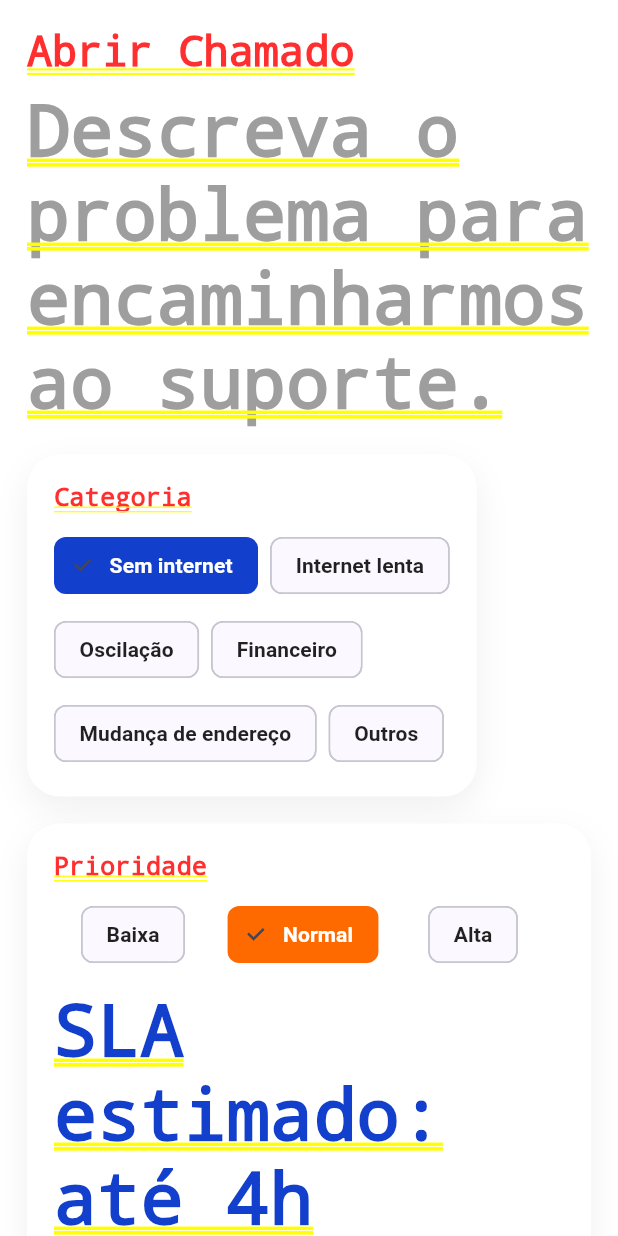
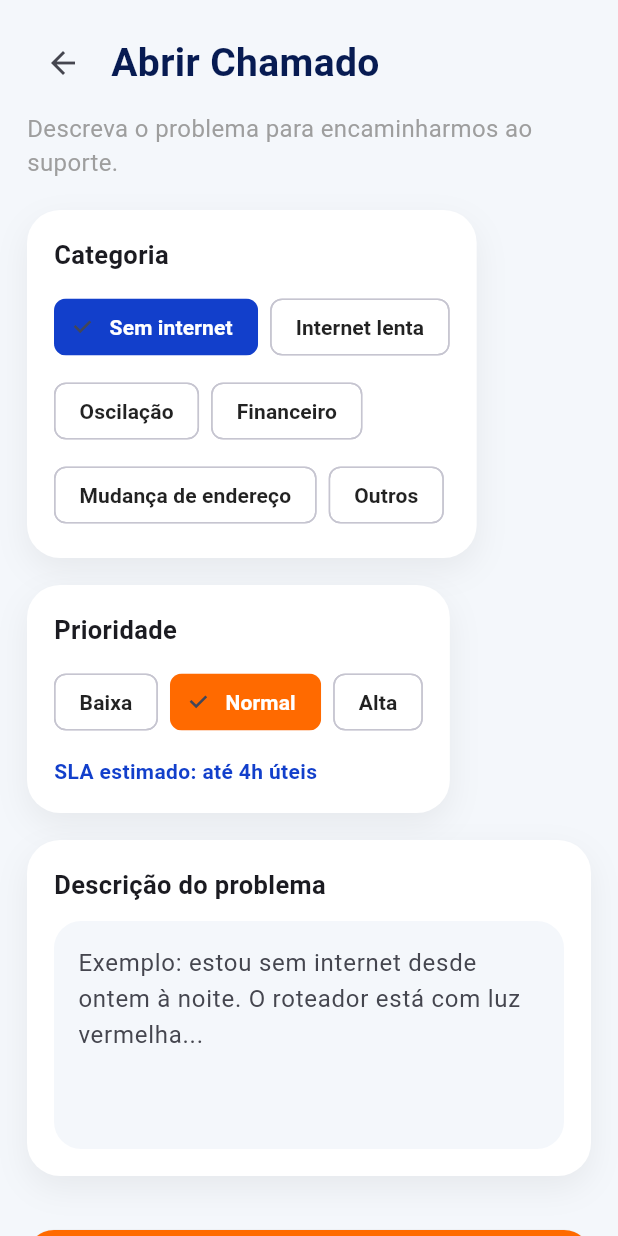
Before and after one commit to Cadinhohps/raio_fibra_app_v2, a Flutter app: the screen it shows after launch, item 3 of the bottom bar chosen, after a tap on "Abrir novo chamado", on a phone screen of 412 x 824 dp. Run offline on Flutter 3.47's test engine with Material 3 defaults, Android fonts, the phone set to English and light mode, and no system bars; Roboto replaces fonts that are missing (Arial).

Commit message:
Corrige tela Abrir Chamado com Scaffold

```diff
--- /dev/null
+++ b/lib/models/chamado_model.dart
@@ -0,0 +1,49 @@
+class ChamadoModel {
+  final String protocolo;
+  final String categoria;
+  final String descricao;
+  final String prioridade;
+  final String status;
+  final String sla;
+  final DateTime criadoEm;
+
+  const ChamadoModel({
+    required this.protocolo,
+    required this.categoria,
+    required this.descricao,
+    required this.prioridade,
+    required this.status,
+    required this.sla,
+    required this.criadoEm,
+  });
+
+  bool get estaAberto => status.toLowerCase() == 'aberto';
+
+  bool get estaEmAndamento => status.toLowerCase() == 'em andamento';
+
+  bool get estaResolvido => status.toLowerCase() == 'resolvido';
+
+  factory ChamadoModel.fromJson(Map<String, dynamic> json) {
+    return ChamadoModel(
+      protocolo: json['protocolo'] ?? '',
+      categoria: json['categoria'] ?? '',
+      descricao: json['descricao'] ?? '',
+      prioridade: json['prioridade'] ?? '',
+      status: json['status'] ?? '',
+      sla: json['sla'] ?? '',
+      criadoEm: DateTime.tryParse(json['criadoEm'] ?? '') ?? DateTime.now(),
+    );
+  }
+
+  Map<String, dynamic> toJson() {
+    return {
+      'protocolo': protocolo,
+      'categoria': categoria,
+      'descricao': descricao,
+      'prioridade': prioridade,
+      'status': status,
+      'sla': sla,
+      'criadoEm': criadoEm.toIso8601String(),
+    };
+  }
+}
--- a/lib/screens/abrir_chamado_page.dart
+++ b/lib/screens/abrir_chamado_page.dart
@@ -1,6 +1,7 @@
 import 'package:flutter/material.dart';
 import '../theme/app_theme.dart';
 import '../widgets/premium_card.dart';
+import '../models/chamado_model.dart';
 
 class AbrirChamadoPage extends StatefulWidget {
   const AbrirChamadoPage({super.key});
@@ -14,7 +15,7 @@ class _AbrirChamadoPageState extends State<AbrirChamadoPage> {
 
   String categoriaSelecionada = 'Sem internet';
   String prioridadeSelecionada = 'Normal';
-  bool chamadoAberto = false;
+  ChamadoModel? chamadoCriado;
 
   final List<String> categorias = [
     'Sem internet',
@@ -27,48 +28,88 @@ class _AbrirChamadoPageState extends State<AbrirChamadoPage> {
 
   final List<String> prioridades = ['Baixa', 'Normal', 'Alta'];
 
+  String getSlaText() {
+    if (prioridadeSelecionada == 'Alta') {
+      return 'até 2h úteis';
+    }
+
+    if (prioridadeSelecionada == 'Normal') {
+      return 'até 4h úteis';
+    }
+
+    return 'até 8h úteis';
+  }
+
   void abrirChamado() {
+    final novoChamado = ChamadoModel(
+      protocolo: '#RF1029',
+      categoria: categoriaSelecionada,
+      descricao: descricaoController.text.trim().isEmpty
+          ? 'Cliente não informou descrição.'
+          : descricaoController.text.trim(),
+      prioridade: prioridadeSelecionada,
+      status: 'Aberto',
+      sla: getSlaText(),
+      criadoEm: DateTime.now(),
+    );
+
     setState(() {
-      chamadoAberto = true;
+      chamadoCriado = novoChamado;
     });
 
     ScaffoldMessenger.of(context).showSnackBar(
-      const SnackBar(
-        content: Text('Chamado aberto com sucesso! Protocolo #RF1029'),
+      SnackBar(
+        content: Text('Chamado ${novoChamado.protocolo} aberto com sucesso!'),
         backgroundColor: AppColors.secondaryBlue,
       ),
     );
   }
 
-  String getSlaText() {
-    if (prioridadeSelecionada == 'Alta') {
-      return 'SLA estimado: até 2h úteis';
-    }
-
-    if (prioridadeSelecionada == 'Normal') {
-      return 'SLA estimado: até 4h úteis';
-    }
-
-    return 'SLA estimado: até 8h úteis';
+  @override
+  void dispose() {
+    descricaoController.dispose();
+    super.dispose();
   }
 
   @override
   Widget build(BuildContext context) {
-    return SafeArea(
+    final chamado = chamadoCriado;
+
+    return Scaffold(
+      backgroundColor: AppColors.lightGray,
+      body: SafeArea(
         child: SingleChildScrollView(
           padding: const EdgeInsets.all(18),
           child: Column(
             crossAxisAlignment: CrossAxisAlignment.start,
             children: [
-            const Text(
+              Row(
+                children: [
+                  IconButton(
+                    onPressed: () => Navigator.pop(context),
+                    icon: const Icon(Icons.arrow_back),
+                  ),
+                  const SizedBox(width: 8),
+                  const Expanded(
+                    child: Text(
                       'Abrir Chamado',
-              style: TextStyle(fontSize: 28, fontWeight: FontWeight.bold),
+                      style: TextStyle(
+                        fontSize: 26,
+                        fontWeight: FontWeight.bold,
+                        color: AppColors.primaryBlue,
                       ),
+                    ),
+                  ),
+                ],
+              ),
+
               const SizedBox(height: 8),
+
               const Text(
                 'Descreva o problema para encaminharmos ao suporte.',
-              style: TextStyle(color: Colors.grey),
+                style: TextStyle(color: Colors.grey, fontSize: 16),
               ),
+
               const SizedBox(height: 20),
 
               PremiumCard(
@@ -77,7 +118,10 @@ class _AbrirChamadoPageState extends State<AbrirChamadoPage> {
                   children: [
                     const Text(
                       'Categoria',
-                    style: TextStyle(fontSize: 17, fontWeight: FontWeight.bold),
+                      style: TextStyle(
+                        fontSize: 17,
+                        fontWeight: FontWeight.bold,
+                      ),
                     ),
                     const SizedBox(height: 12),
                     Wrap(
@@ -90,6 +134,7 @@ class _AbrirChamadoPageState extends State<AbrirChamadoPage> {
                           label: Text(categoria),
                           selected: selected,
                           selectedColor: AppColors.secondaryBlue,
+                          backgroundColor: Colors.white,
                           labelStyle: TextStyle(
                             color: selected ? Colors.white : Colors.black87,
                             fontWeight: FontWeight.bold,
@@ -114,20 +159,23 @@ class _AbrirChamadoPageState extends State<AbrirChamadoPage> {
                   children: [
                     const Text(
                       'Prioridade',
-                    style: TextStyle(fontSize: 17, fontWeight: FontWeight.bold),
+                      style: TextStyle(
+                        fontSize: 17,
+                        fontWeight: FontWeight.bold,
+                      ),
                     ),
                     const SizedBox(height: 12),
-                  Row(
+                    Wrap(
+                      spacing: 8,
+                      runSpacing: 8,
                       children: prioridades.map((prioridade) {
                         final selected = prioridade == prioridadeSelecionada;
 
-                      return Expanded(
-                        child: Padding(
-                          padding: const EdgeInsets.only(right: 8),
-                          child: ChoiceChip(
+                        return ChoiceChip(
                           label: Text(prioridade),
                           selected: selected,
                           selectedColor: AppColors.orange,
+                          backgroundColor: Colors.white,
                           labelStyle: TextStyle(
                             color: selected ? Colors.white : Colors.black87,
                             fontWeight: FontWeight.bold,
@@ -137,14 +185,12 @@ class _AbrirChamadoPageState extends State<AbrirChamadoPage> {
                               prioridadeSelecionada = prioridade;
                             });
                           },
-                          ),
-                        ),
                         );
                       }).toList(),
                     ),
                     const SizedBox(height: 12),
                     Text(
-                    getSlaText(),
+                      'SLA estimado: ${getSlaText()}',
                       style: const TextStyle(
                         color: AppColors.secondaryBlue,
                         fontWeight: FontWeight.bold,
@@ -162,7 +208,10 @@ class _AbrirChamadoPageState extends State<AbrirChamadoPage> {
                   children: [
                     const Text(
                       'Descrição do problema',
-                    style: TextStyle(fontSize: 17, fontWeight: FontWeight.bold),
+                      style: TextStyle(
+                        fontSize: 17,
+                        fontWeight: FontWeight.bold,
+                      ),
                     ),
                     const SizedBox(height: 12),
                     TextField(
@@ -185,7 +234,7 @@ class _AbrirChamadoPageState extends State<AbrirChamadoPage> {
 
               const SizedBox(height: 18),
 
-            if (chamadoAberto)
+              if (chamado != null)
                 Container(
                   width: double.infinity,
                   padding: const EdgeInsets.all(18),
@@ -194,14 +243,17 @@ class _AbrirChamadoPageState extends State<AbrirChamadoPage> {
                     borderRadius: BorderRadius.circular(18),
                     border: Border.all(color: Colors.green.shade200),
                   ),
-                child: const Row(
+                  child: Row(
                     children: [
-                    Icon(Icons.check_circle, color: Colors.green),
-                    SizedBox(width: 12),
+                      const Icon(Icons.check_circle, color: Colors.green),
+                      const SizedBox(width: 12),
                       Expanded(
                         child: Text(
-                        'Chamado #RF1029 aberto com sucesso. Nossa equipe acompanhará pelo SLA informado.',
-                        style: TextStyle(
+                          'Chamado ${chamado.protocolo} aberto com sucesso.\n'
+                          'Categoria: ${chamado.categoria}\n'
+                          'Prioridade: ${chamado.prioridade}\n'
+                          'SLA: ${chamado.sla}',
+                          style: const TextStyle(
                             color: Colors.green,
                             fontWeight: FontWeight.bold,
                           ),
@@ -235,6 +287,7 @@ class _AbrirChamadoPageState extends State<AbrirChamadoPage> {
             ],
           ),
         ),
+      ),
     );
   }
 }
```
Lines whose indentation alone changed are shown as unchanged.
